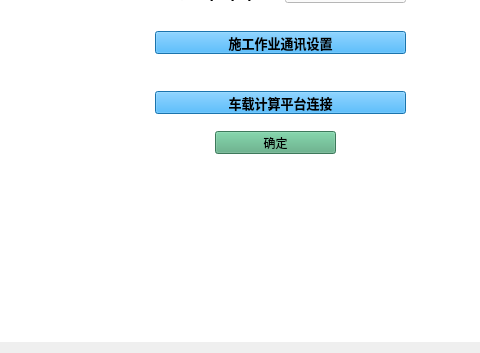
Before: the Qt Designer form ros_ur_gui/mainwindow.ui in xiaojietaotao/testGit, drawn with Qt 5; both pictures show x 116 to 596 and y 127 to 480 of the 800 by 480 pixel window.
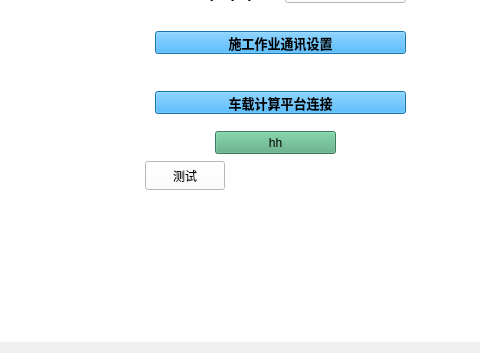
After: the same form once the commit is applied. The open tabs and pages were chosen to show the change. Custom widgets are drawn as their Qt base class.

```diff
--- a/ros_ur_gui/mainwindow.ui
+++ b/ros_ur_gui/mainwindow.ui
@@ -3650,7 +3650,7 @@
          <string notr="true">background-color: rgb(85, 170, 127);</string>
         </property>
         <property name="text">
-         <string>确定</string>
+         <string>hh</string>
         </property>
        </widget>
        <widget class="QLabel" name="lbl_vertex_number_47">
@@ -3826,6 +3826,19 @@
          <set>Qt::AlignCenter</set>
         </property>
        </widget>
+       <widget class="QPushButton" name="pushButton">
+        <property name="geometry">
+         <rect>
+          <x>250</x>
+          <y>260</y>
+          <width>80</width>
+          <height>29</height>
+         </rect>
+        </property>
+        <property name="text">
+         <string>测试</string>
+        </property>
+       </widget>
        <zorder>pbt_scraper_more</zorder>
        <zorder>pBtn_delete_edge_15</zorder>
        <zorder>select_car</zorder>
```
Left out of the diff: 3 changed lines with no effect on the pictures.
